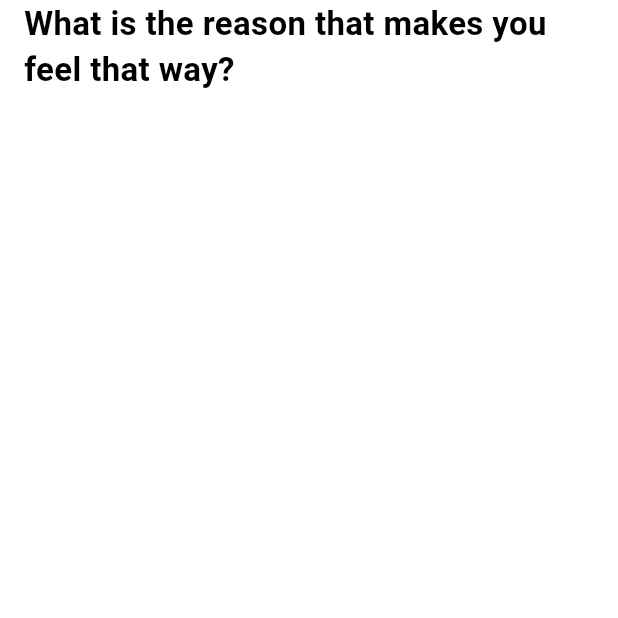
After one commit to ClarenceLaria/Calmi, a Flutter app: the MoodsReasonScreen screen opened directly, on a phone screen of 412 x 824 dp, the top half of it. The commit adds this screen. Run offline on Flutter 3.47's test engine with Material 3 defaults, Android fonts, the phone set to English and light mode, and no system bars; our stand-ins replace syncfusion_flutter_gauges, timelines_plus.

Commit message:
Moods reason repo updates

```diff
--- a/lib/components/moods_gauge.dart
+++ b/lib/components/moods_gauge.dart
@@ -85,7 +85,7 @@ class _MoodsGaugeState extends State<MoodsGauge> {
                     startValue: start,
                     endValue: end,
                     color: moods[index].color,
-                    label: moods[index].label,
+                    label: moods[index].emoji,
                   );
                 },
               ),
--- /dev/null
+++ b/lib/models/moods_reason_model.dart
@@ -0,0 +1,9 @@
+class MoodsReasonModel {
+  final String reason;
+  final String image;
+
+  MoodsReasonModel({
+    required this.reason,
+    required this.image,
+  });
+}
--- /dev/null
+++ b/lib/repositories/moods_reason_repo.dart
@@ -0,0 +1,16 @@
+import 'package:calmi_app/models/moods_reason_model.dart';
+
+final List<MoodsReasonModel> moodsReasonsList = [
+  MoodsReasonModel(reason: 'Custom', image: 'assets/icons/addition.png'),
+  MoodsReasonModel(reason: 'Work', image: 'assets/icons/briefcase.png'),
+  MoodsReasonModel(reason: 'School', image: 'assets/icons/books.png'),
+  MoodsReasonModel(reason: 'Family', image: 'assets/icons/family.png'),
+  MoodsReasonModel(reason: 'Partner', image: 'assets/icons/couple.png'),
+  MoodsReasonModel(reason: 'Health', image: 'assets/icons/hospital.png'),
+  MoodsReasonModel(reason: 'Friends', image: 'assets/icons/friends.png'),
+  MoodsReasonModel(reason: 'Weather', image: 'assets/icons/weather.png'),
+  MoodsReasonModel(reason: 'Hobbies', image: 'assets/icons/hobbies.png'),
+  MoodsReasonModel(reason: 'Finances', image: 'assets/icons/money-bag.png'),
+  MoodsReasonModel(reason: 'Events', image: 'assets/icons/poppers.png'),
+  MoodsReasonModel(reason: 'Exercise', image: 'assets/icons/weightlifting.png'),
+];
--- /dev/null
+++ b/lib/screens/moods_reason_screen.dart
@@ -0,0 +1,26 @@
+import 'package:flutter/material.dart';
+
+class MoodsReasonScreen extends StatelessWidget {
+  const MoodsReasonScreen({super.key});
+
+  @override
+  Widget build(BuildContext context) {
+    return Scaffold(
+      body: SafeArea(
+        child: Padding(
+          padding: const EdgeInsets.symmetric(horizontal: 16.0),
+          child: Column(
+            children: [
+              Text(
+                'What is the reason that makes you feel that way?',
+                style: TextStyle(fontSize: 22, fontWeight: FontWeight.bold),
+              ),
+              SizedBox(height: 20),
+
+            ],
+          ),
+        ),
+      ),
+    );
+  }
+}
```
Also changed, not shown: assets/icons/addition.png (added), assets/icons/books.png (added), assets/icons/briefcase.png (added), assets/icons/couple.png (added), assets/icons/family.png (added), assets/icons/friends.png (added), assets/icons/hobbies.png (added), assets/icons/hospital.png (added), assets/icons/money-bag.png (added), assets/icons/poppers.png (added), assets/icons/weather.png (added), assets/icons/weightlifting.png (added).
